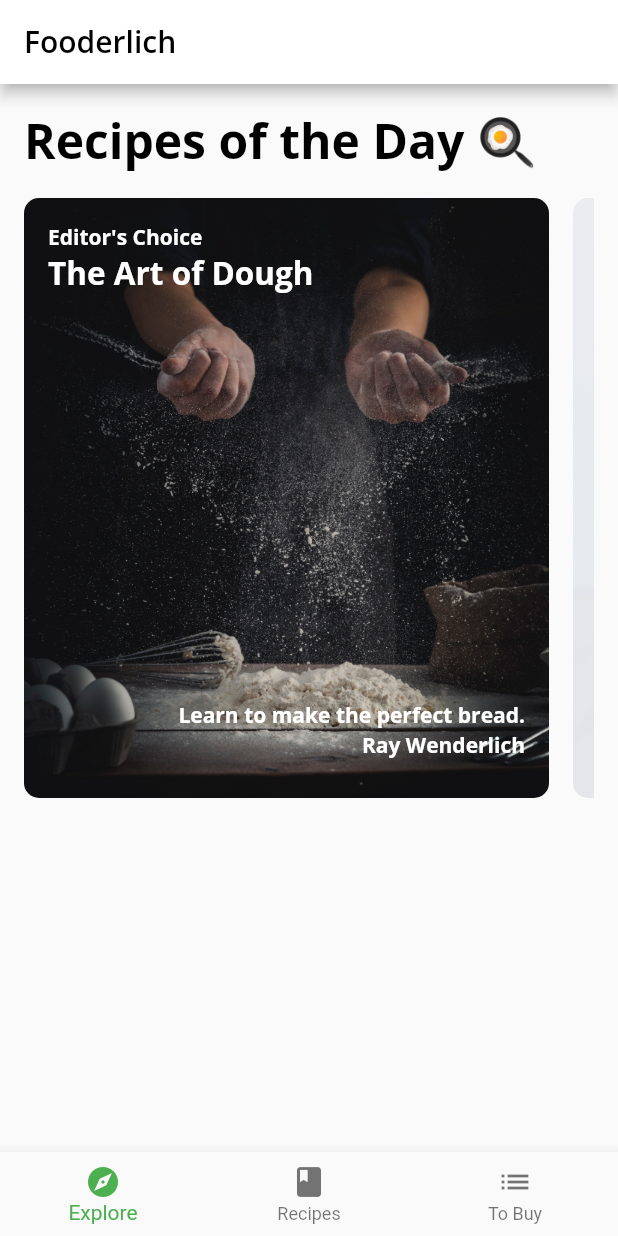
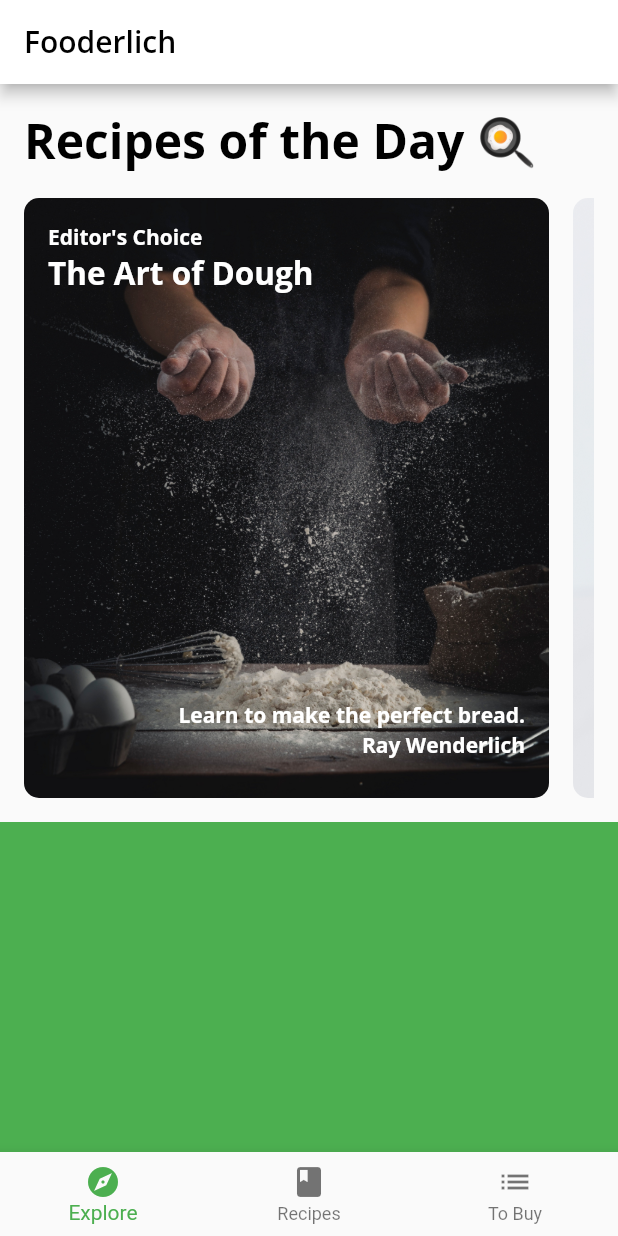
Before and after one commit to mahmoudali01/foodRecipe, a Flutter app: the screen it shows after launch, on a phone screen of 412 x 824 dp. Run offline on Flutter 3.47's test engine with Material 2 defaults, Android fonts, the phone set to English and light mode, and no system bars; our stand-ins replace google_fonts.

```diff
--- a/lib/screens/explore_screen.dart
+++ b/lib/screens/explore_screen.dart
@@ -11,34 +11,36 @@ class ExploreScreen extends StatelessWidget {
   ExploreScreen({Key? key}) : super(key: key);
 
   @override
+  @override
   Widget build(BuildContext context) {
-    // 2
-    // TODO 1: Add TodayRecipeListView FutureBuilder
-
     // 1
     return FutureBuilder(
       // 2
       future: mockService.getExploreData(),
       // 3
       builder: (context, AsyncSnapshot<ExploreData> snapshot) {
-        // TODO: Add Nested List Views
         // 4
         if (snapshot.connectionState == ConnectionState.done) {
           // 5
-          final recipes = snapshot.data?.todayRecipes ?? [];
-          // TODO: Replace this with TodayRecipeListView
-          return TodayRecipeListView(recipes: recipes);
-
-          return Center(
-            child: Container(
-              child: const Text('Show TodayRecipeListView'),
-            ),
+          return ListView(
+            // 6
+            scrollDirection: Axis.vertical,
+            children: [
+              // 7
+              TodayRecipeListView(recipes: snapshot.data?.todayRecipes ?? []),
+              // 8
+              const SizedBox(height: 16),
+              // 9
+              // TODO: Replace this with FriendPostListView
+              Container(
+                height: 400,
+                color: Colors.green,
+              ),
+            ],
           );
         } else {
-          // 6
-          return const Center(
-            child: CircularProgressIndicator(),
-          );
+          // 10
+          return const Center(child: CircularProgressIndicator());
         }
       },
     );
```
Also changed, not shown: 1 other file.
